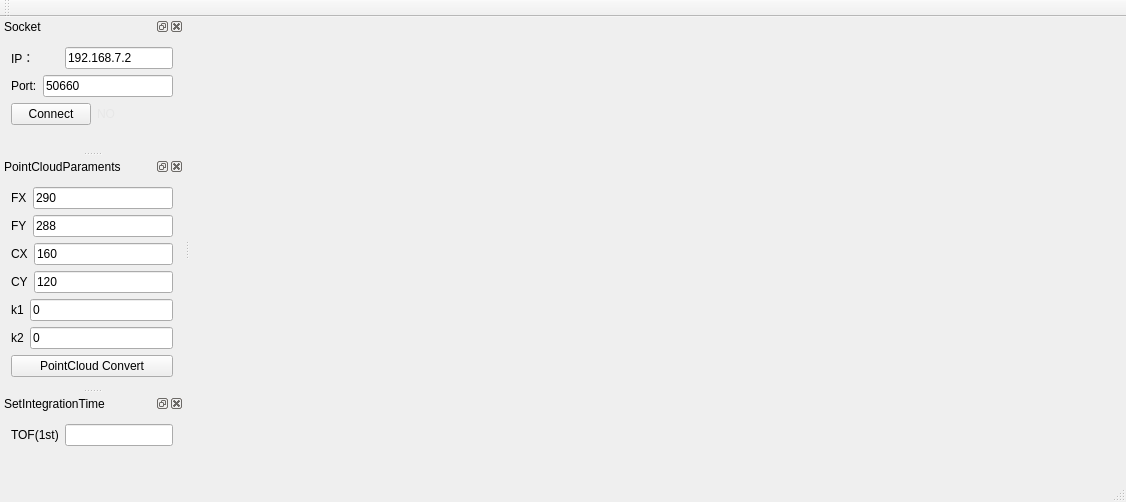
Above: SmartEye/SmartEye/smarteye.ui from SHU3DVision/SmartEye before the change. Below: the same form after it.
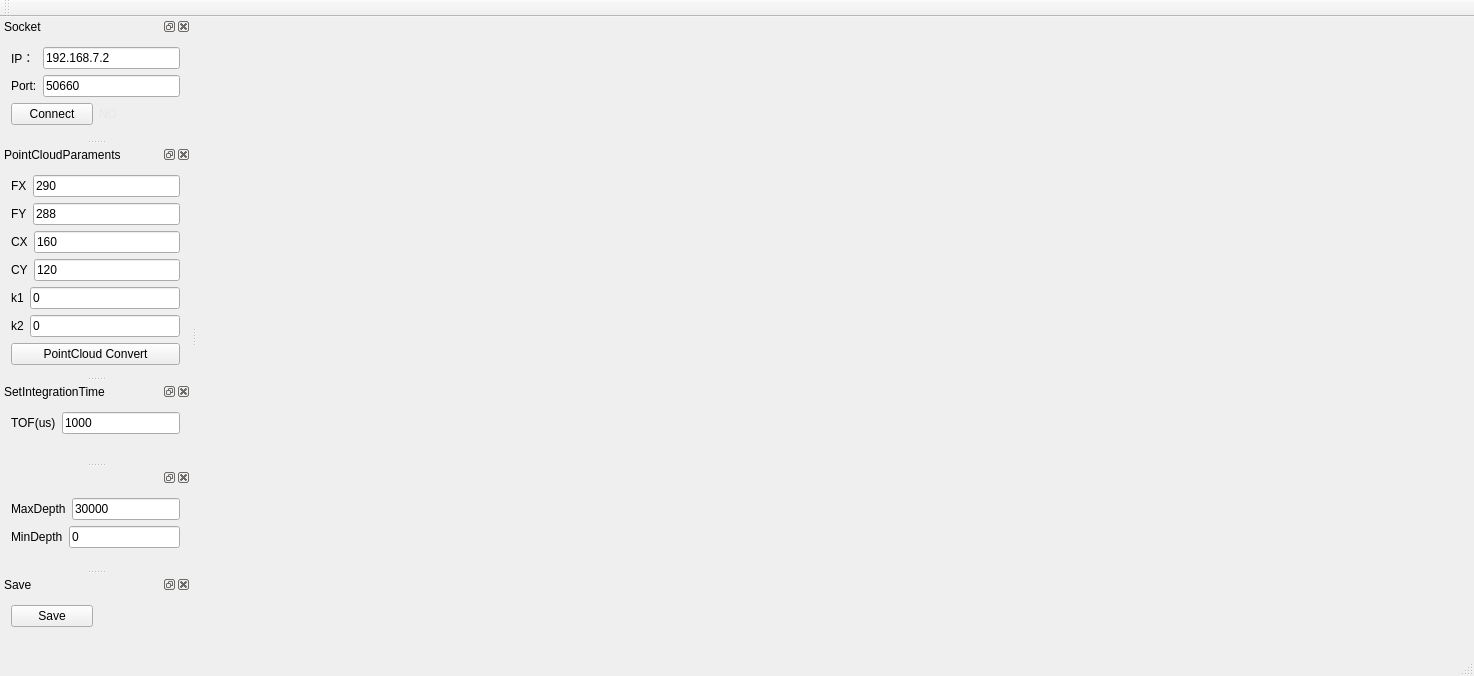
That is the form after the change. Custom widgets are drawn as their Qt base class.

Patch:
```diff
--- a/SmartEye/SmartEye/smarteye.ui
+++ b/SmartEye/SmartEye/smarteye.ui
@@ -6,8 +6,8 @@
    <rect>
     <x>0</x>
     <y>0</y>
-    <width>1126</width>
-    <height>502</height>
+    <width>1474</width>
+    <height>676</height>
    </rect>
   </property>
   <property name="windowTitle">
@@ -18,7 +18,7 @@
     <item>
      <widget class="QLabel" name="Img_label">
       <property name="enabled">
-       <bool>false</bool>
+       <bool>true</bool>
       </property>
       <property name="text">
        <string/>
@@ -61,46 +61,29 @@
      <item>
       <layout class="QVBoxLayout" name="verticalLayout">
        <item>
-        <layout class="QHBoxLayout" name="horizontalLayout">
-         <item>
+        <layout class="QGridLayout" name="gridLayout">
+         <item row="0" column="0">
           <widget class="QLabel" name="label">
            <property name="text">
             <string>IP：</string>
            </property>
           </widget>
          </item>
-         <item>
-          <spacer name="horizontalSpacer">
-           <property name="orientation">
-            <enum>Qt::Horizontal</enum>
-           </property>
-           <property name="sizeHint" stdset="0">
-            <size>
-             <width>1</width>
-             <height>20</height>
-            </size>
-           </property>
-          </spacer>
-         </item>
-         <item>
+         <item row="0" column="1">
           <widget class="QLineEdit" name="IplineEdit">
            <property name="text">
             <string>192.168.7.2</string>
            </property>
           </widget>
          </item>
-        </layout>
-       </item>
-       <item>
-        <layout class="QHBoxLayout" name="horizontalLayout_2">
-         <item>
+         <item row="1" column="0">
           <widget class="QLabel" name="label_2">
            <property name="text">
             <string>Port:</string>
            </property>
           </widget>
          </item>
-         <item>
+         <item row="1" column="1">
           <widget class="QLineEdit" name="PortlineEdit">
            <property name="text">
             <string>50660</string>
@@ -309,12 +292,16 @@
        <item>
         <widget class="QLabel" name="label_9">
          <property name="text">
-          <string>TOF(1st)</string>
+          <string>TOF(us)</string>
          </property>
         </widget>
        </item>
        <item>
-        <widget class="QLineEdit" name="IntegrationtimelineEdit"/>
+        <widget class="QLineEdit" name="IntegrationtimelineEdit">
+         <property name="text">
+          <string>1000</string>
+         </property>
+        </widget>
        </item>
       </layout>
      </item>
@@ -334,6 +321,111 @@
     </layout>
    </widget>
   </widget>
+  <widget class="QDockWidget" name="dockWidget_4">
+   <attribute name="dockWidgetArea">
+    <number>1</number>
+   </attribute>
+   <widget class="QWidget" name="dockWidgetContents_4">
+    <layout class="QVBoxLayout" name="verticalLayout_6">
+     <item>
+      <layout class="QGridLayout" name="gridLayout_2">
+       <item row="0" column="0">
+        <layout class="QHBoxLayout" name="horizontalLayout_2">
+         <item>
+          <widget class="QLabel" name="label_11">
+           <property name="text">
+            <string>MaxDepth</string>
+           </property>
+          </widget>
+         </item>
+         <item>
+          <widget class="QLineEdit" name="maxdepthlineEdit">
+           <property name="text">
+            <string>30000</string>
+           </property>
+          </widget>
+         </item>
+        </layout>
+       </item>
+       <item row="1" column="0">
+        <layout class="QHBoxLayout" name="horizontalLayout_12">
+         <item>
+          <widget class="QLabel" name="label_12">
+           <property name="text">
+            <string>MinDepth</string>
+           </property>
+          </widget>
+         </item>
+         <item>
+          <widget class="QLineEdit" name="mindepthlineEdit">
+           <property name="text">
+            <string>0</string>
+           </property>
+          </widget>
+         </item>
+        </layout>
+       </item>
+      </layout>
+     </item>
+     <item>
+      <spacer name="verticalSpacer_4">
+       <property name="orientation">
+        <enum>Qt::Vertical</enum>
+       </property>
+       <property name="sizeHint" stdset="0">
+        <size>
+         <width>20</width>
+         <height>40</height>
+        </size>
+       </property>
+      </spacer>
+     </item>
+    </layout>
+   </widget>
+  </widget>
+  <widget class="QDockWidget" name="dockWidget_5">
+   <property name="windowTitle">
+    <string>Save</string>
+   </property>
+   <attribute name="dockWidgetArea">
+    <number>1</number>
+   </attribute>
+   <widget class="QWidget" name="dockWidgetContents_5">
+    <layout class="QVBoxLayout" name="verticalLayout_7">
+     <item>
+      <layout class="QHBoxLayout" name="horizontalLayout">
+       <item>
+        <widget class="QPushButton" name="Savebutton">
+         <property name="text">
+          <string>Save</string>
+         </property>
+        </widget>
+       </item>
+       <item>
+        <widget class="QLabel" name="savestatelabel">
+         <property name="text">
+          <string/>
+         </property>
+        </widget>
+       </item>
+      </layout>
+     </item>
+     <item>
+      <spacer name="verticalSpacer_5">
+       <property name="orientation">
+        <enum>Qt::Vertical</enum>
+       </property>
+       <property name="sizeHint" stdset="0">
+        <size>
+         <width>20</width>
+         <height>40</height>
+        </size>
+       </property>
+      </spacer>
+     </item>
+    </layout>
+   </widget>
+  </widget>
  </widget>
  <layoutdefault spacing="6" margin="11"/>
  <customwidgets>
```
Left out of the diff: 2 changed lines with no effect on the pictures.
